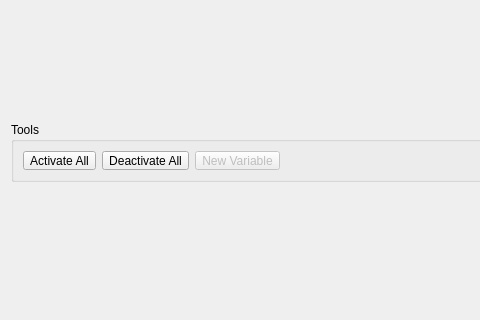
Qt form NetworkViewer/ModuleConfigurationView.ui (glocklueng/openecosys) before a commit; both pictures show x 0 to 480 and y 148 to 468 of the 927 by 600 pixel window.
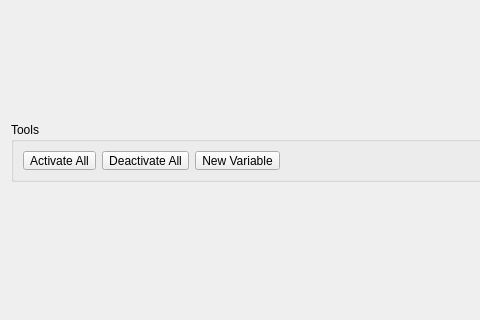
The same form after that commit.

```diff
--- a/NetworkViewer/ModuleConfigurationView.ui
+++ b/NetworkViewer/ModuleConfigurationView.ui
@@ -61,7 +61,7 @@
       <item>
        <widget class="QToolButton" name="toolButton_NewVariable">
         <property name="enabled">
-         <bool>false</bool>
+         <bool>true</bool>
         </property>
         <property name="text">
          <string>New Variable</string>
```
